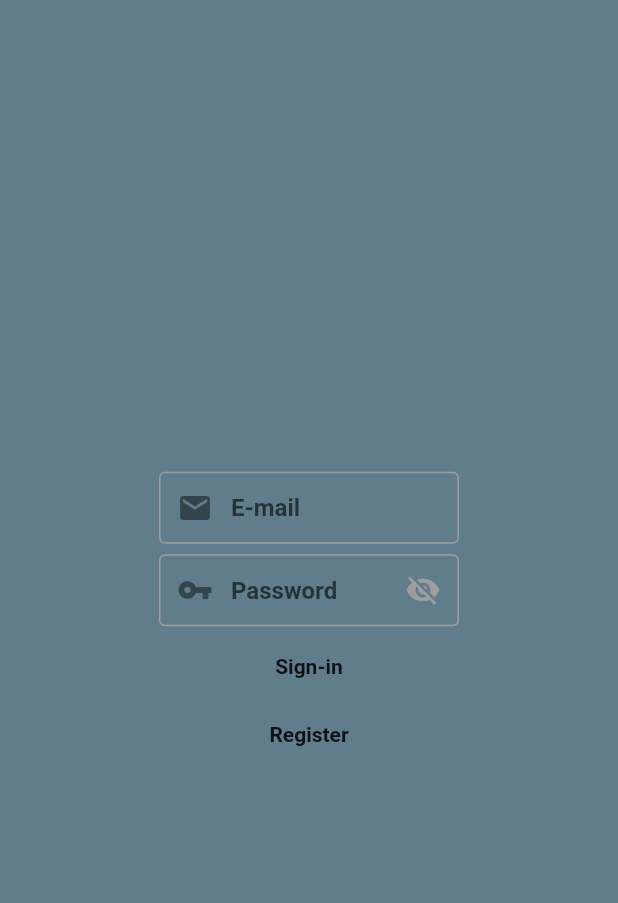
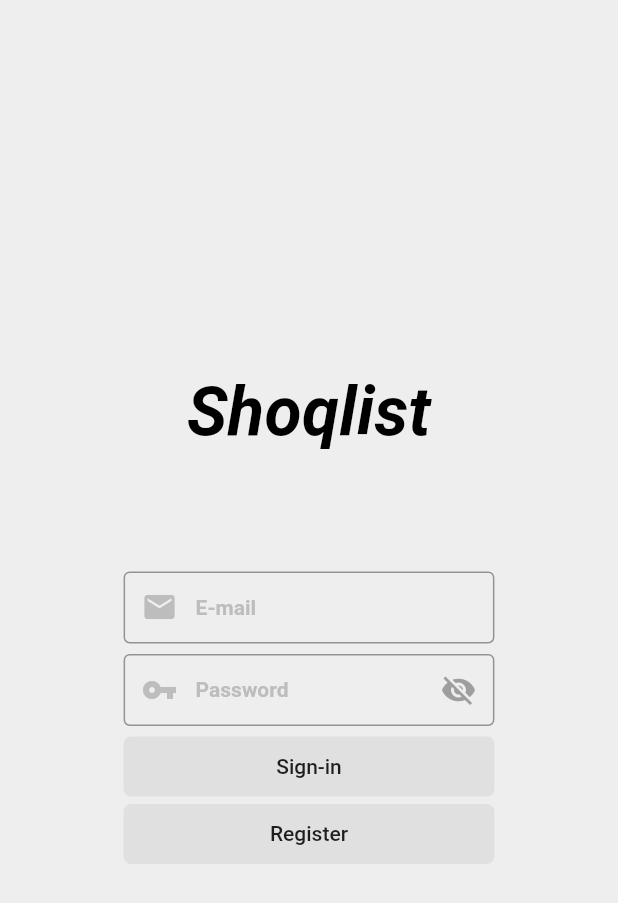
Before and after one commit to ItsMeLucifer/Shoqlist, a Flutter app: the screen it shows after launch, on a phone screen of 412 x 824 dp. Shown: the top 903 px of the screen. Run offline on Flutter 3.47's test engine with Material 2 defaults, Android fonts, the phone set to English and light mode, and no system bars; our stand-ins replace cloud_firestore, connectivity_plus, firebase_auth, firebase_core, flutter_riverpod, flutter_speed_dial and 5 more; missing offline and left inert: flutter_barcode_scanner, syncfusion_flutter_barcodes; accounts and stored records are empty; generated files the repository leaves out were written again.

Commit message:
Refactoring, New Design, Implementation of Exception Messages

```diff
--- a/lib/main.dart
+++ b/lib/main.dart
@@ -58,13 +58,17 @@ class MyApp extends StatelessWidget {
       debugShowCheckedModeBanner: false,
       theme: ThemeData(
           primaryTextTheme: TextTheme(
+              bodyText2: TextStyle(
+                  color: Colors.grey[400], fontWeight: FontWeight.bold),
               headline3: TextStyle(
                   color: Colors.black,
                   fontStyle: FontStyle.italic,
                   fontWeight: FontWeight.bold)),
           primarySwatch: Colors.grey,
           primaryColor: Colors.white,
+          disabledColor: Colors.grey[400],
           accentColor: Colors.black,
+          primaryColorDark: Colors.black38,
           textTheme: Typography.blackCupertino,
           visualDensity: VisualDensity.adaptivePlatformDensity,
           scaffoldBackgroundColor: Color.fromRGBO(237, 246, 249, 1),
--- a/lib/pages/authentication.dart
+++ b/lib/pages/authentication.dart
@@ -2,144 +2,78 @@ import 'package:flutter/cupertino.dart';
 import 'package:flutter/material.dart';
 import 'package:flutter_riverpod/flutter_riverpod.dart';
 import 'package:shoqlist/main.dart';
+import 'package:shoqlist/viewmodels/firebase_auth_view_model.dart';
+import 'package:shoqlist/widgets/components/buttons.dart';
+import 'package:shoqlist/widgets/components/forms.dart';
 
 class Authentication extends ConsumerWidget {
+  void _registerUserFirebase(BuildContext context) {
+    final toolsVM = context.read(toolsProvider);
+    context.read(firebaseAuthProvider).register(
+        toolsVM.emailController.text, toolsVM.passwordController.text);
+  }
+
+  void _signInUserFirebase(BuildContext context) {
+    final toolsVM = context.read(toolsProvider);
+    context
+        .read(firebaseAuthProvider)
+        .signIn(toolsVM.emailController.text, toolsVM.passwordController.text);
+  }
+
+  void _resetExceptionMessage(BuildContext context) {
+    context.read(firebaseAuthProvider).resetExceptionMessage();
+  }
+
   Widget build(BuildContext context, ScopedReader watch) {
+    final toolsVM = watch(toolsProvider);
     final firebaseAuthVM = watch(firebaseAuthProvider);
-    final toolsVM = watch(toolsProvider);
+    final screenSize = MediaQuery.of(context).size;
+    Widget _passwordVisibilityWidget = GestureDetector(
+      onTap: () {
+        context.read(toolsProvider).showPassword =
+            !context.read(toolsProvider).showPassword;
+      },
+      child: Icon(
+          !context.read(toolsProvider).showPassword
+              ? Icons.visibility_off
+              : Icons.visibility,
+          color: Colors.grey),
+    );
     return Scaffold(
-        backgroundColor: Colors.blueGrey,
+        backgroundColor: Theme.of(context).backgroundColor,
         body: Center(
           child: Column(
             mainAxisAlignment: MainAxisAlignment.center,
             crossAxisAlignment: CrossAxisAlignment.center,
             children: [
-              Container(
-                width: 200,
-                height: 50,
-                child: TextFormField(
-                    keyboardType: TextInputType.emailAddress,
-                    autofocus: false,
-                    controller: toolsVM.emailController,
-                    onChanged: (value) {
-                      firebaseAuthVM.resetExceptionMessage();
-                    },
-                    style: TextStyle(
-                        color: Colors.white,
-                        //fontFamily: tools.fontFamily,
-                        fontWeight: FontWeight.bold),
-                    decoration: InputDecoration(
-                        hintText: 'E-mail',
-                        prefixIcon: Icon(
-                          Icons.mail,
-                          //color: tools.disabledText,
-                        ),
-                        focusColor: Colors.white,
-                        enabledBorder: OutlineInputBorder(
-                            borderSide:
-                                BorderSide(width: 1, color: Colors.grey)),
-                        focusedBorder: OutlineInputBorder(
-                            borderSide:
-                                BorderSide(width: 1, color: Colors.white)),
-                        hintStyle: TextStyle(
-                            //color: tools.disabledText,
-                            //fontFamily: tools.fontFamily,
-                            fontWeight: FontWeight.bold),
-                        contentPadding: EdgeInsets.fromLTRB(20, 10, 20, 10))),
+              Text('Shoqlist',
+                  style: Theme.of(context).primaryTextTheme.headline3),
+              SizedBox(height: screenSize.height * 0.08),
+              Text(
+                firebaseAuthVM.exceptionMessage,
+                style: TextStyle(color: Colors.red, fontSize: 12),
+                textAlign: TextAlign.center,
               ),
+              AuthenticationPageForm(
+                  TextInputType.emailAddress,
+                  toolsVM.emailController,
+                  'E-mail',
+                  _resetExceptionMessage,
+                  Icons.email,
+                  false),
               SizedBox(height: 5),
-              Container(
-                  width: 200,
-                  height: 50,
-                  child: TextFormField(
-                      keyboardType: TextInputType.visiblePassword,
-                      autofocus: false,
-                      autocorrect: false,
-                      obscureText: !toolsVM.showPassword,
-                      onChanged: (value) {
-                        firebaseAuthVM.resetExceptionMessage();
-                      },
-                      controller: toolsVM.passwordController,
-                      style: TextStyle(
-                          //color: tools.textColor,
-                          //fontFamily: tools.fontFamily,
-                          fontWeight: FontWeight.bold),
-                      decoration: InputDecoration(
-                          hintText: 'Password',
-                          prefixIcon: Icon(
-                            Icons.vpn_key,
-                            //color: toolsVM.disabledText,
-                          ),
-                          suffixIcon: GestureDetector(
-                            onTap: () {
-                              toolsVM.showPassword = !toolsVM.showPassword;
-                            },
-                            child: Icon(
-                                !toolsVM.showPassword
-                                    ? Icons.visibility_off
-                                    : Icons.visibility,
-                                color: Colors.grey),
-                          ),
-                          hintStyle: TextStyle(
-                              //color: tools.disabledText,
-                              //fontFamily: tools.fontFamily,
-                              fontWeight: FontWeight.bold),
-                          enabledBorder: OutlineInputBorder(
-                              borderSide:
-                                  BorderSide(width: 1, color: Colors.grey)),
-                          focusedBorder: OutlineInputBorder(
-                              borderSide:
-                                  BorderSide(width: 1, color: Colors.white)),
-                          contentPadding:
-                              EdgeInsets.fromLTRB(20, 10, 20, 10)))),
+              AuthenticationPageForm(
+                  TextInputType.visiblePassword,
+                  toolsVM.passwordController,
+                  'Password',
+                  _resetExceptionMessage,
+                  Icons.vpn_key,
+                  !toolsVM.showPassword,
+                  _passwordVisibilityWidget),
               SizedBox(height: 5),
-              GestureDetector(
-                onTap: () {
-                  firebaseAuthVM.signIn(toolsVM.emailController.text,
-                      toolsVM.passwordController.text);
-                },
-                child: Container(
-                    width: 250,
-                    height: 40,
-                    decoration: BoxDecoration(
-                      //color: buttonColor,
-                      borderRadius: BorderRadius.circular(3),
-                    ),
-                    child: Center(
-                      child: Text(
-                        'Sign-in',
-                        style: TextStyle(
-                            //color: tools.textColor,
-                            //fontFamily: tools.fontFamily,
-                            fontWeight: FontWeight.bold),
-                        textAlign: TextAlign.center,
-                      ),
-                    )),
-              ),
+              AuthenticationPageButton(_signInUserFirebase, 'Sign-in'),
               SizedBox(height: 5),
-              GestureDetector(
-                onTap: () {
-                  firebaseAuthVM.register(toolsVM.emailController.text,
-                      toolsVM.passwordController.text);
-                },
-                child: Container(
-                    width: 250,
-                    height: 40,
-                    decoration: BoxDecoration(
-                      //color: buttonColor,
-                      borderRadius: BorderRadius.circular(3),
-                    ),
-                    child: Center(
-                      child: Text(
-                        'Register',
-                        style: TextStyle(
-                            //color: tools.textColor,
-                            //fontFamily: tools.fontFamily,
-                            fontWeight: FontWeight.bold),
-                        textAlign: TextAlign.center,
-                      ),
-                    )),
-              ),
+              AuthenticationPageButton(_registerUserFirebase, 'Register'),
             ],
           ),
         ));
--- a/lib/viewmodels/firebase_view_model.dart
+++ b/lib/viewmodels/firebase_view_model.dart
@@ -18,7 +18,9 @@ class FirebaseViewModel extends ChangeNotifier {
   FriendsServiceViewModel _friendsServiceVM;
   FirebaseViewModel(this._shoppingListsVM, this._loyaltyCardsVM, this._toolsVM,
       this._firebaseAuth, this._friendsServiceVM);
-  String get currentUserId => _firebaseAuth.auth.currentUser.uid;
+  String get currentUserId => _firebaseAuth.auth.currentUser != null
+      ? _firebaseAuth.auth.currentUser.uid
+      : '';
   //SYNCHRONIZATION
   CollectionReference users = FirebaseFirestore.instance.collection('users');
   int _cloudTimestamp = 0;
--- a/lib/widgets/components/buttons.dart
+++ b/lib/widgets/components/buttons.dart
@@ -62,3 +62,31 @@ class ShoppingListTypeChangeButton extends ConsumerWidget {
     );
   }
 }
+
+class AuthenticationPageButton extends ConsumerWidget {
+  final Function _onTap;
+  final String _buttonName;
+  AuthenticationPageButton(this._onTap, this._buttonName);
+  Widget build(BuildContext context, ScopedReader watch) {
+    final screenSize = MediaQuery.of(context).size;
+    return GestureDetector(
+      onTap: () {
+        _onTap(context);
+      },
+      child: Container(
+          width: screenSize.width * 0.6,
+          height: 40,
+          decoration: BoxDecoration(
+            color: Theme.of(context).buttonColor,
+            borderRadius: BorderRadius.circular(5),
+          ),
+          child: Center(
+            child: Text(
+              _buttonName,
+              style: Theme.of(context).primaryTextTheme.button,
+              textAlign: TextAlign.center,
+            ),
+          )),
+    );
+  }
+}
--- /dev/null
+++ b/lib/widgets/components/forms.dart
@@ -0,0 +1,48 @@
+import 'package:flutter/material.dart';
+import 'package:flutter_riverpod/flutter_riverpod.dart';
+
+class AuthenticationPageForm extends ConsumerWidget {
+  final TextInputType _keyboardType;
+  final TextEditingController _controller;
+  final String _hintText;
+  final Function _onChanged;
+  final IconData _prefixIcon;
+  final Widget _suffixIcon;
+  final bool _obsureText;
+  AuthenticationPageForm(this._keyboardType, this._controller, this._hintText,
+      this._onChanged, this._prefixIcon, this._obsureText,
+      [this._suffixIcon]);
+  Widget build(BuildContext context, ScopedReader watch) {
+    final screenSize = MediaQuery.of(context).size;
+    return Container(
+      width: screenSize.width * 0.6,
+      height: 50,
+      child: TextFormField(
+          keyboardType: _keyboardType,
+          autofocus: false,
+          obscureText: _obsureText,
+          controller: _controller,
+          onChanged: (value) {
+            _onChanged(context);
+          },
+          style: Theme.of(context).primaryTextTheme.bodyText1,
+          textAlignVertical: TextAlignVertical.center,
+          decoration: InputDecoration(
+              hintText: _hintText,
+              hintStyle: Theme.of(context).primaryTextTheme.bodyText2,
+              prefixIcon: Icon(
+                _prefixIcon,
+                color: Theme.of(context).disabledColor,
+              ),
+              suffixIcon: _suffixIcon,
+              focusColor: Theme.of(context).accentColor,
+              enabledBorder: OutlineInputBorder(
+                  borderSide: BorderSide(
+                      width: 1, color: Theme.of(context).primaryColorDark)),
+              focusedBorder: OutlineInputBorder(
+                  borderSide: BorderSide(
+                      width: 1, color: Theme.of(context).accentColor)),
+              contentPadding: EdgeInsets.fromLTRB(20, 10, 20, 10))),
+    );
+  }
+}
```
